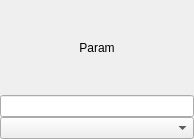
The window that src/ui/keywordval_ui.ui (KDE/kdenlive) describes before a commit, drawn with Qt 5.
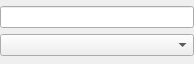
The same window after the commit.

Commit message: Convert the remaining params to the new layout

What changed in the file:
```diff
--- a/src/ui/keywordval_ui.ui
+++ b/src/ui/keywordval_ui.ui
@@ -11,7 +11,7 @@
     <x>0</x>
     <y>0</y>
     <width>194</width>
-    <height>139</height>
+    <height>64</height>
    </rect>
   </property>
   <layout class="QGridLayout" name="gridLayout">
@@ -30,22 +30,12 @@
    <property name="spacing">
     <number>0</number>
    </property>
-   <item row="2" column="0">
-    <widget class="QComboBox" name="comboboxwidget"/>
-   </item>
    <item row="1" column="0">
+    <widget class="QComboBox" name="comboboxwidget"/>
+   </item>
+   <item row="0" column="0">
     <widget class="QLineEdit" name="lineeditwidget"/>
    </item>
-   <item row="0" column="0" colspan="2">
-    <widget class="QLabel" name="label">
-     <property name="text">
-      <string>Param</string>
-     </property>
-     <property name="alignment">
-      <set>Qt::AlignCenter</set>
-     </property>
-    </widget>
-   </item>
   </layout>
  </widget>
  <resources/>
```
The commit also changes 24 other files.
